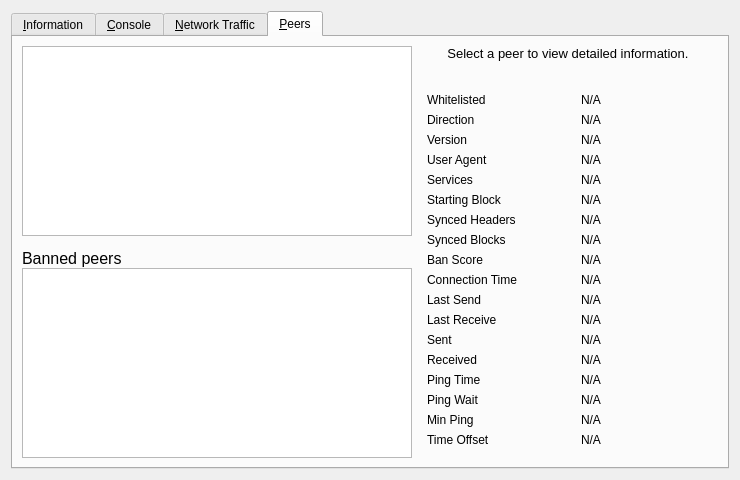
First picture: the form in src/qt/forms/debugwindow.ui, repository iobond/aib, before the edit.
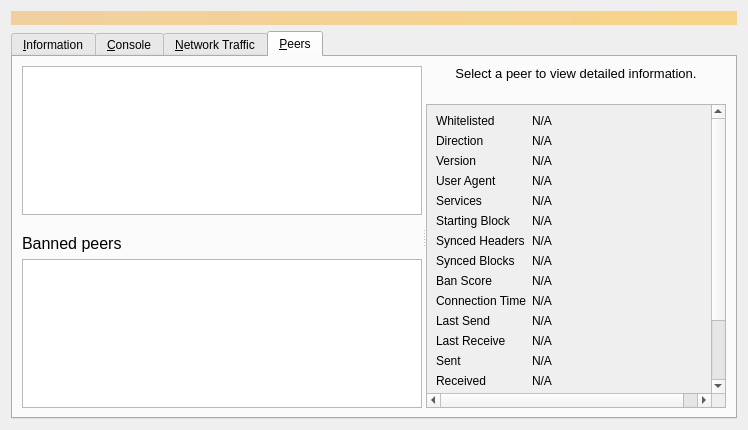
Second picture: the form after the edit. The open tabs and pages were chosen to show the change. Icons and pictures are not drawn. Custom widgets are drawn as their Qt base class.

Diff of the .ui file:
```diff
--- a/src/qt/forms/debugwindow.ui
+++ b/src/qt/forms/debugwindow.ui
@@ -14,6 +14,25 @@
    <string>Debug window</string>
   </property>
   <layout class="QVBoxLayout" name="verticalLayout_2">
+   <item>
+    <widget class="QLabel" name="label_alerts">
+     <property name="visible">
+      <bool>false</bool>
+     </property>
+     <property name="styleSheet">
+      <string notr="true">QLabel { background-color: qlineargradient(x1: 0, y1: 0, x2: 1, y2: 0, stop:0 #F0D0A0, stop:1 #F8D488); color:#000000; }</string>
+     </property>
+     <property name="wordWrap">
+      <bool>true</bool>
+     </property>
+     <property name="margin">
+      <number>3</number>
+     </property>
+     <property name="textInteractionFlags">
+      <set>Qt::TextSelectableByMouse</set>
+     </property>
+    </widget>
+   </item>
    <item>
     <widget class="QTabWidget" name="tabWidget">
      <property name="currentIndex">
@@ -864,17 +883,31 @@
       <attribute name="title">
        <string>&amp;Peers</string>
       </attribute>
-      <layout class="QGridLayout" name="gridLayout_2">
-       <item row="0" column="0" rowspan="2">
-        <layout class="QVBoxLayout" name="verticalLayout_101">
-         <property name="spacing">
-          <number>0</number>
+      <layout class="QVBoxLayout" name="verticalLayout_6">
+       <item>
+        <widget class="QSplitter" name="splitter">
+         <property name="orientation">
+          <enum>Qt::Horizontal</enum>
          </property>
+         <property name="childrenCollapsible">
+          <bool>false</bool>
+         </property>
+         <widget class="QWidget" name="widget_1" native="true">
+          <property name="sizePolicy">
+           <sizepolicy hsizetype="MinimumExpanding" vsizetype="Preferred">
+            <horstretch>1</horstretch>
+            <verstretch>0</verstretch>
+           </sizepolicy>
+          </property>
+          <property name="minimumSize">
+           <size>
+            <width>400</width>
+            <height>0</height>
+           </size>
+          </property>
+          <layout class="QVBoxLayout" name="verticalLayout_7">
          <item>
           <widget class="QTableView" name="peerWidget">
-           <property name="horizontalScrollBarPolicy">
-            <enum>Qt::ScrollBarAsNeeded</enum>
-           </property>
            <property name="tabKeyNavigation">
             <bool>false</bool>
            </property>
@@ -896,7 +929,7 @@
            </property>
            <property name="minimumSize">
             <size>
-             <width>300</width>
+               <width>0</width>
              <height>32</height>
             </size>
            </property>
@@ -930,15 +963,6 @@
          </item>
          <item>
           <widget class="QTableView" name="banlistWidget">
-           <property name="sizePolicy">
-            <sizepolicy hsizetype="Expanding" vsizetype="Expanding">
-             <horstretch>0</horstretch>
-             <verstretch>0</verstretch>
-            </sizepolicy>
-           </property>
-           <property name="horizontalScrollBarPolicy">
-            <enum>Qt::ScrollBarAsNeeded</enum>
-           </property>
            <property name="tabKeyNavigation">
             <bool>false</bool>
            </property>
@@ -951,8 +975,22 @@
           </widget>
          </item>
         </layout>
-       </item>
-       <item row="0" column="1">
+         </widget>
+         <widget class="QWidget" name="widget_2" native="true">
+          <property name="sizePolicy">
+           <sizepolicy hsizetype="Minimum" vsizetype="Preferred">
+            <horstretch>0</horstretch>
+            <verstretch>0</verstretch>
+           </sizepolicy>
+          </property>
+          <property name="minimumSize">
+           <size>
+            <width>300</width>
+            <height>0</height>
+           </size>
+          </property>
+          <layout class="QVBoxLayout" name="verticalLayout_8">
+           <item>
         <widget class="QLabel" name="peerHeading">
          <property name="sizePolicy">
           <sizepolicy hsizetype="Preferred" vsizetype="Minimum">
@@ -962,7 +1000,7 @@
          </property>
          <property name="minimumSize">
           <size>
-           <width>300</width>
+               <width>0</width>
            <height>32</height>
           </size>
          </property>
@@ -988,15 +1026,27 @@
          </property>
         </widget>
        </item>
-       <item row="1" column="1">
-        <widget class="QWidget" name="detailWidget" native="true">
+           <item>
+            <widget class="QScrollArea" name="scrollArea">
+             <property name="widgetResizable">
+              <bool>true</bool>
+             </property>
+             <widget class="QWidget" name="detailWidget">
+              <property name="geometry">
+               <rect>
+                <x>0</x>
+                <y>0</y>
+                <width>300</width>
+                <height>426</height>
+               </rect>
+              </property>
          <property name="minimumSize">
           <size>
            <width>300</width>
            <height>0</height>
           </size>
          </property>
-         <layout class="QGridLayout" name="gridLayout_3">
+              <layout class="QGridLayout" name="gridLayout_2" columnstretch="0,1">
           <item row="0" column="0">
            <widget class="QLabel" name="label_30">
             <property name="text">
@@ -1004,7 +1054,7 @@
             </property>
            </widget>
           </item>
-          <item row="0" column="2">
+               <item row="0" column="1">
            <widget class="QLabel" name="peerWhitelisted">
             <property name="cursor">
              <cursorShape>IBeamCursor</cursorShape>
@@ -1027,7 +1077,7 @@
             </property>
            </widget>
           </item>
-          <item row="1" column="2">
+               <item row="1" column="1">
            <widget class="QLabel" name="peerDirection">
             <property name="cursor">
              <cursorShape>IBeamCursor</cursorShape>
@@ -1050,7 +1100,7 @@
             </property>
            </widget>
           </item>
-          <item row="2" column="2">
+               <item row="2" column="1">
            <widget class="QLabel" name="peerVersion">
             <property name="cursor">
              <cursorShape>IBeamCursor</cursorShape>
@@ -1073,7 +1123,7 @@
             </property>
            </widget>
           </item>
-          <item row="3" column="2">
+               <item row="3" column="1">
            <widget class="QLabel" name="peerSubversion">
             <property name="cursor">
              <cursorShape>IBeamCursor</cursorShape>
@@ -1096,7 +1146,7 @@
             </property>
            </widget>
           </item>
-          <item row="4" column="2">
+               <item row="4" column="1">
            <widget class="QLabel" name="peerServices">
             <property name="cursor">
              <cursorShape>IBeamCursor</cursorShape>
@@ -1119,7 +1169,7 @@
             </property>
            </widget>
           </item>
-          <item row="5" column="2">
+               <item row="5" column="1">
            <widget class="QLabel" name="peerHeight">
             <property name="cursor">
              <cursorShape>IBeamCursor</cursorShape>
@@ -1142,7 +1192,7 @@
             </property>
            </widget>
           </item>
-          <item row="6" column="2">
+               <item row="6" column="1">
            <widget class="QLabel" name="peerSyncHeight">
             <property name="cursor">
              <cursorShape>IBeamCursor</cursorShape>
@@ -1165,7 +1215,7 @@
             </property>
            </widget>
           </item>
-          <item row="7" column="2">
+               <item row="7" column="1">
            <widget class="QLabel" name="peerCommonHeight">
             <property name="cursor">
              <cursorShape>IBeamCursor</cursorShape>
@@ -1188,7 +1238,7 @@
             </property>
            </widget>
           </item>
-          <item row="8" column="2">
+               <item row="8" column="1">
            <widget class="QLabel" name="peerBanScore">
             <property name="cursor">
              <cursorShape>IBeamCursor</cursorShape>
@@ -1211,7 +1261,7 @@
             </property>
            </widget>
           </item>
-          <item row="9" column="2">
+               <item row="9" column="1">
            <widget class="QLabel" name="peerConnTime">
             <property name="cursor">
              <cursorShape>IBeamCursor</cursorShape>
@@ -1234,7 +1284,7 @@
             </property>
            </widget>
           </item>
-          <item row="10" column="2">
+               <item row="10" column="1">
            <widget class="QLabel" name="peerLastSend">
             <property name="cursor">
              <cursorShape>IBeamCursor</cursorShape>
@@ -1257,7 +1307,7 @@
             </property>
            </widget>
           </item>
-          <item row="11" column="2">
+               <item row="11" column="1">
            <widget class="QLabel" name="peerLastRecv">
             <property name="cursor">
              <cursorShape>IBeamCursor</cursorShape>
@@ -1280,7 +1330,7 @@
             </property>
            </widget>
           </item>
-          <item row="12" column="2">
+               <item row="12" column="1">
            <widget class="QLabel" name="peerBytesSent">
             <property name="cursor">
              <cursorShape>IBeamCursor</cursorShape>
@@ -1303,7 +1353,7 @@
             </property>
            </widget>
           </item>
-          <item row="13" column="2">
+               <item row="13" column="1">
            <widget class="QLabel" name="peerBytesRecv">
             <property name="cursor">
              <cursorShape>IBeamCursor</cursorShape>
@@ -1326,7 +1376,7 @@
             </property>
            </widget>
           </item>
-          <item row="14" column="2">
+               <item row="14" column="1">
            <widget class="QLabel" name="peerPingTime">
             <property name="cursor">
              <cursorShape>IBeamCursor</cursorShape>
@@ -1352,7 +1402,7 @@
             </property>
            </widget>
           </item>
-          <item row="15" column="2">
+               <item row="15" column="1">
            <widget class="QLabel" name="peerPingWait">
             <property name="cursor">
              <cursorShape>IBeamCursor</cursorShape>
@@ -1375,7 +1425,7 @@
             </property>
            </widget>
           </item>
-          <item row="16" column="2">
+               <item row="16" column="1">
            <widget class="QLabel" name="peerMinPing">
             <property name="cursor">
              <cursorShape>IBeamCursor</cursorShape>
@@ -1398,7 +1448,7 @@
             </property>
            </widget>
           </item>
-          <item row="17" column="2">
+               <item row="17" column="1">
            <widget class="QLabel" name="timeoffset">
             <property name="cursor">
              <cursorShape>IBeamCursor</cursorShape>
@@ -1414,7 +1464,7 @@
             </property>
            </widget>
           </item>
-          <item row="18" column="1">
+               <item row="18" column="0">
            <spacer name="verticalSpacer_3">
             <property name="orientation">
              <enum>Qt::Vertical</enum>
@@ -1428,6 +1478,11 @@
            </spacer>
           </item>
          </layout>
+             </widget>
+            </widget>
+           </item>
+          </layout>
+         </widget>
         </widget>
        </item>
       </layout>
```
Left out of the diff: 76 changed lines with no effect on the pictures. Lines whose indentation alone changed are shown as unchanged.
